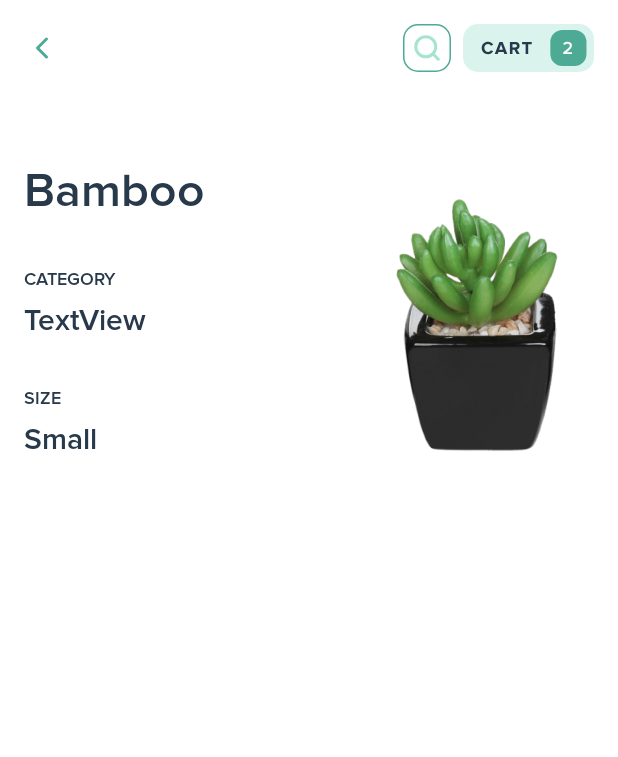
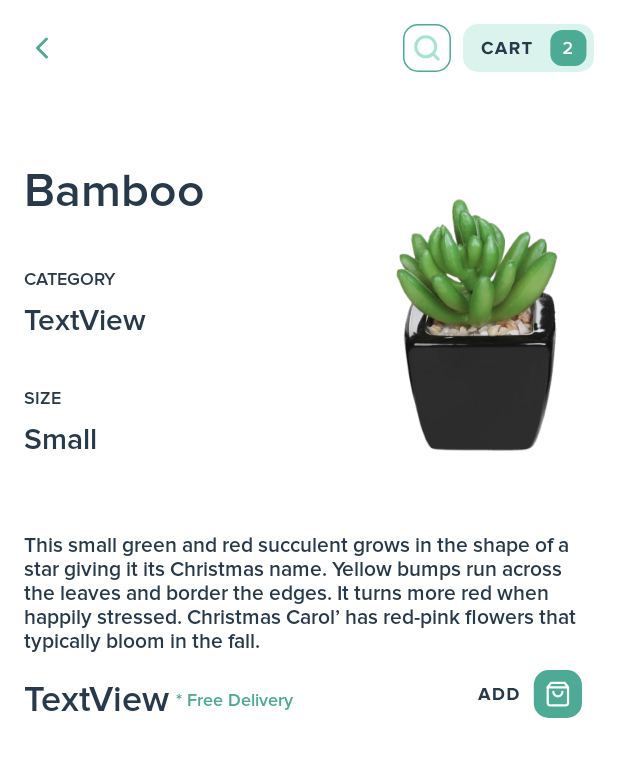
Before and after one commit to AndreiMihaiSurueanu/nursery-store-android-app, an Android app: the layout activity_plant_details.xml on its own in the app's theme, with its tools: preview values and no code run, on a phone screen of 412 x 824 dp. Shown: the top 757 px of the screen. Run offline under Robolectric (Android 15) with nearby library versions, the phone set to English and light mode, and no system bars.

Commit message:
Added description to Plant Details Activity

```diff
--- /dev/null
+++ b/app/src/main/res/drawable/ic_add_to_bag.xml
@@ -0,0 +1,36 @@
+<vector xmlns:android="http://schemas.android.com/apk/res/android"
+    android:width="93dp"
+    android:height="48dp"
+    android:viewportWidth="93"
+    android:viewportHeight="48">
+  <path
+      android:pathData="M18,7L75,7A10,10 0,0 1,85 17L85,23A10,10 0,0 1,75 33L18,33A10,10 0,0 1,8 23L8,17A10,10 0,0 1,18 7z"
+      android:fillColor="#ffffff"/>
+  <path
+      android:pathData="M24.256,24L21.172,15.996H19.036L15.952,24H17.884L18.388,22.644H21.82L22.324,24H24.256ZM21.352,21.144H18.856L20.104,17.7L21.352,21.144ZM29.1631,24C31.6591,24 33.3991,22.416 33.3991,19.992C33.3991,17.592 31.6591,15.996 29.1511,15.996H25.9951V24H29.1631ZM29.1511,22.5H27.6991V17.496H29.1631C30.7951,17.496 31.6591,18.588 31.6591,19.992C31.6591,21.36 30.7351,22.5 29.1511,22.5ZM38.7764,24C41.2724,24 43.0124,22.416 43.0124,19.992C43.0124,17.592 41.2724,15.996 38.7644,15.996H35.6084V24H38.7764ZM38.7644,22.5H37.3124V17.496H38.7764C40.4084,17.496 41.2724,18.588 41.2724,19.992C41.2724,21.36 40.3484,22.5 38.7644,22.5Z"
+      android:fillColor="#27394A"/>
+  <path
+      android:pathData="M63,4L75,4A10,10 0,0 1,85 14L85,26A10,10 0,0 1,75 36L63,36A10,10 0,0 1,53 26L53,14A10,10 0,0 1,63 4z"
+      android:fillColor="#4DAA94"/>
+  <path
+      android:pathData="M64.5,12.5L62.25,15.5V26C62.25,26.3978 62.408,26.7794 62.6893,27.0607C62.9706,27.342 63.3522,27.5 63.75,27.5H74.25C74.6478,27.5 75.0294,27.342 75.3107,27.0607C75.592,26.7794 75.75,26.3978 75.75,26V15.5L73.5,12.5H64.5Z"
+      android:strokeLineJoin="round"
+      android:strokeWidth="1.5"
+      android:fillColor="#00000000"
+      android:strokeColor="#ffffff"
+      android:strokeLineCap="round"/>
+  <path
+      android:pathData="M62.25,15.5H75.75"
+      android:strokeLineJoin="round"
+      android:strokeWidth="1.5"
+      android:fillColor="#00000000"
+      android:strokeColor="#ffffff"
+      android:strokeLineCap="round"/>
+  <path
+      android:pathData="M72,18.5C72,19.2956 71.6839,20.0587 71.1213,20.6213C70.5587,21.1839 69.7956,21.5 69,21.5C68.2044,21.5 67.4413,21.1839 66.8787,20.6213C66.3161,20.0587 66,19.2956 66,18.5"
+      android:strokeLineJoin="round"
+      android:strokeWidth="1.5"
+      android:fillColor="#00000000"
+      android:strokeColor="#ffffff"
+      android:strokeLineCap="round"/>
+</vector>
--- a/app/src/main/res/layout/activity_plant_details.xml
+++ b/app/src/main/res/layout/activity_plant_details.xml
@@ -110,4 +110,58 @@
         android:textSize="20sp"
         app:layout_constraintStart_toStartOf="@+id/plant_siz"
         app:layout_constraintTop_toBottomOf="@+id/plant_siz" />
+
+    <TextView
+        android:id="@+id/plant_description"
+        android:layout_width="0dp"
+        android:layout_height="wrap_content"
+        android:layout_marginStart="16dp"
+        android:layout_marginTop="50dp"
+        android:layout_marginEnd="16dp"
+        android:fontFamily="@font/proximanovasemibold"
+        android:lineSpacingExtra="2dp"
+        android:text="@string/description"
+        android:textColor="#27394A"
+        app:layout_constraintEnd_toEndOf="parent"
+        app:layout_constraintStart_toStartOf="parent"
+        app:layout_constraintTop_toBottomOf="@+id/plant_size" />
+
+    <TextView
+        android:id="@+id/plant_price2"
+        android:layout_width="wrap_content"
+        android:layout_height="wrap_content"
+        android:layout_marginStart="16dp"
+        android:layout_marginTop="16dp"
+        android:fontFamily="@font/proximanovasemibold"
+        tools:text="TextView"
+        android:textColor="#27394a"
+        android:textSize="24sp"
+        app:layout_constraintStart_toStartOf="parent"
+        app:layout_constraintTop_toBottomOf="@+id/plant_description" />
+
+    <ImageView
+        android:id="@+id/imageView11"
+        android:layout_width="wrap_content"
+        android:layout_height="wrap_content"
+        android:layout_marginEnd="16dp"
+        android:foregroundGravity="center"
+        app:layout_constraintBottom_toBottomOf="@+id/plant_price2"
+        app:layout_constraintEnd_toEndOf="parent"
+        app:layout_constraintTop_toTopOf="@+id/plant_price2"
+        app:srcCompat="@drawable/ic_add_to_bag"
+        android:contentDescription="@string/todo" />
+
+    <TextView
+        android:id="@+id/textView12"
+        android:layout_width="wrap_content"
+        android:layout_height="wrap_content"
+        android:layout_marginStart="4dp"
+        android:fontFamily="@font/proximanovasemibold"
+        android:gravity="center"
+        android:text="@string/free_delivery"
+        android:textColor="#4DAA94"
+        android:textSize="12sp"
+        app:layout_constraintBottom_toBottomOf="@+id/plant_price2"
+        app:layout_constraintStart_toEndOf="@+id/plant_price2"
+        app:layout_constraintTop_toTopOf="@+id/plant_price2" />
 </androidx.constraintlayout.widget.ConstraintLayout>
--- a/app/src/main/res/values/strings.xml
+++ b/app/src/main/res/values/strings.xml
@@ -8,4 +8,6 @@
     <string name="textview">TextView</string>
     <string name="size">SIZE</string>
     <string name="small">Small</string>
+    <string name="description">This small green and red succulent grows in the shape of a star giving it its Christmas name. Yellow bumps run across the leaves and border the edges. It turns more red when happily stressed. Christmas Carol’ has red-pink flowers that typically bloom in the fall.</string>
+    <string name="free_delivery">* Free Delivery</string>
 </resources>
```
